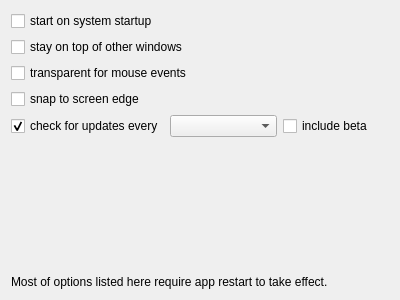
This is src/app/settings/app_globalsettings.ui in Kolcha/DigitalClockNext as Qt 5 draws it before an edit. The edited form follows.
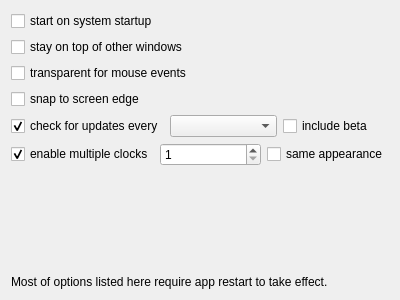
This is the edited form.

Commit message: multiwindow support

The edit to the form file:
```diff
--- a/src/app/settings/app_globalsettings.ui
+++ b/src/app/settings/app_globalsettings.ui
@@ -63,6 +63,37 @@
      </item>
     </layout>
    </item>
+   <item>
+    <layout class="QHBoxLayout" name="multiwindow_layout">
+     <item>
+      <widget class="QCheckBox" name="enable_multiwindow">
+       <property name="text">
+        <string>enable multiple clocks</string>
+       </property>
+       <property name="checked">
+        <bool>true</bool>
+       </property>
+      </widget>
+     </item>
+     <item>
+      <widget class="QSpinBox" name="wnd_count_edit">
+       <property name="minimum">
+        <number>1</number>
+       </property>
+       <property name="maximum">
+        <number>8</number>
+       </property>
+      </widget>
+     </item>
+     <item>
+      <widget class="QCheckBox" name="use_same_appearance">
+       <property name="text">
+        <string>same appearance</string>
+       </property>
+      </widget>
+     </item>
+    </layout>
+   </item>
    <item>
     <spacer name="verticalSpacer">
      <property name="orientation">
```
Left out of the diff: 44 changed lines with no effect on the pictures. The commit also changes 7 other files.
